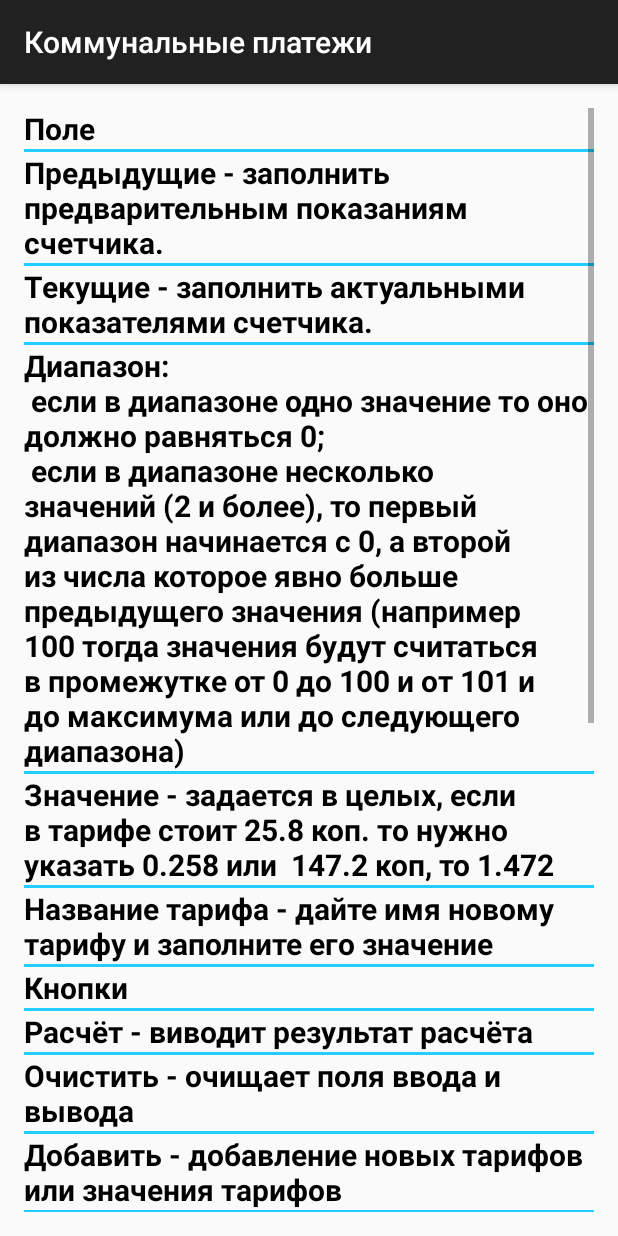
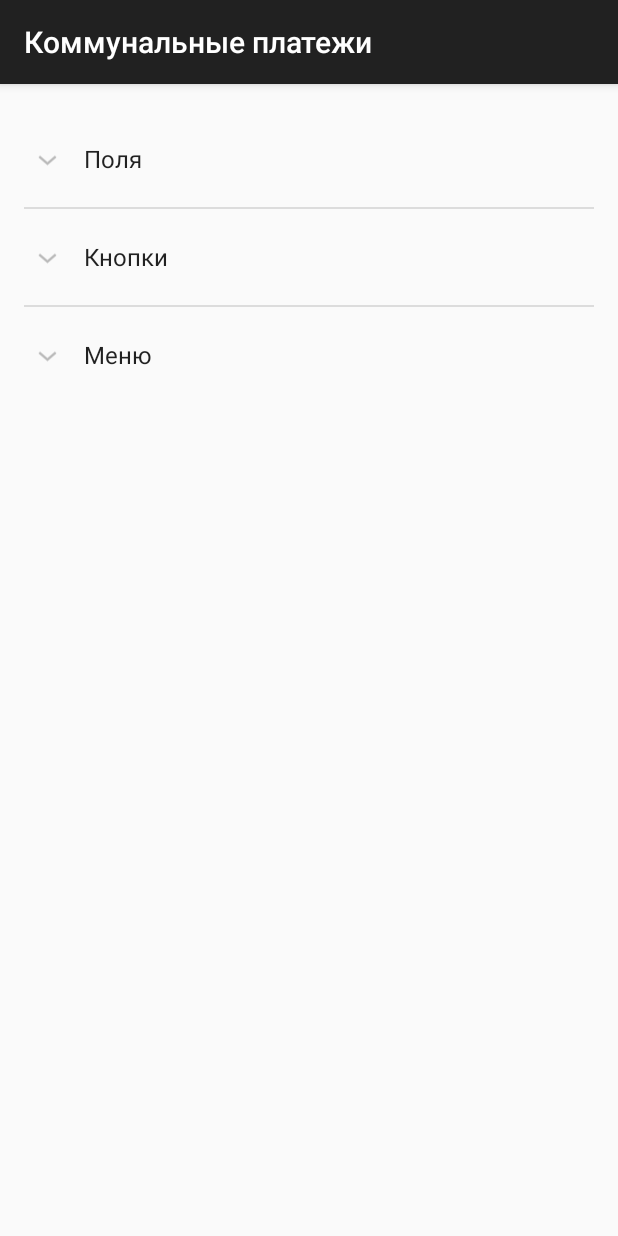
Before and after one commit to wwampirs1/Komunalka, an Android app: the screen it shows after launch (InstructionActivity), in the options menu, after a tap on "Инструкции", on a phone screen of 412 x 824 dp. Run offline under Robolectric (Android 15) with nearby library versions, the phone set to English and light mode, and no system bars.

Commit message:
проект

```diff
--- a/app/src/main/java/ua/android/d2/komunalka/Activity/DBRecortActivity.java
+++ b/app/src/main/java/ua/android/d2/komunalka/Activity/DBRecortActivity.java
@@ -23,15 +23,15 @@ import ua.android.d2.komunalka.Tariff;
 
 
 public class DBRecortActivity extends ActionBarActivity implements AdapterView.OnItemSelectedListener, AdapterView.OnItemClickListener, View.OnClickListener {
-    Spinner spTarufValue;
-    ListView lvTarufValue;
-    ListView lvTaruf;
-    DBHelper dbHelper;
-    Tariff tarif;
-    String stringToIntent;
-    ArrayAdapter arrayAdapter;
-    Button btnAdd, btnUpdate, btnDelete;
-    boolean activityFlag;
+  private   Spinner spTarufValue;
+    private   ListView lvTarufValue;
+    private ListView lvTaruf;
+    private DBHelper dbHelper;
+    private Tariff tarif;
+    private String stringToIntent;
+    private ArrayAdapter arrayAdapter;
+    private Button btnAdd, btnUpdate, btnDelete;
+    private boolean activityFlag;
 
     @Override
     protected void onCreate(Bundle savedInstanceState) {
@@ -40,6 +40,7 @@ public class DBRecortActivity extends ActionBarActivity implements AdapterView.O
         initializationComponents();
         Log.d("myLogs", "BdActivity begin onCreate");
     }
+
     //инициализация компонентов
     private void initializationComponents() {
         dbHelper = new DBHelper(this);
@@ -111,19 +112,22 @@ public class DBRecortActivity extends ActionBarActivity implements AdapterView.O
             Log.d("myLogs", e.toString());
         }
     }
+
     //инициазация lvTaruf
     void listViewTaruff() {
         Dao dao = new Dao(dbHelper.getReadableDatabase());
         arrayAdapter = new ArrayAdapter(this, R.layout.list_item, dao.selectName());
         lvTaruf.setAdapter(arrayAdapter);
     }
+
     //инициазация lvTarufValue
     void listViewTariffValue() {
         Dao dao = new Dao(dbHelper.getReadableDatabase());
-        String sp = spTarufValue.getSelectedItem().toString();
         arrayAdapter = new ArrayAdapter(this, R.layout.list_item, dao.selectTariffAllColumns(spTarufValue.getSelectedItem().toString()));
         lvTarufValue.setAdapter(arrayAdapter);
+        //dao.close();
     }
+
     // обработка возврата результата после закрития активностей
     @Override
     protected void onActivityResult(int requestCode, int resultCode, Intent data) {
@@ -146,28 +150,41 @@ public class DBRecortActivity extends ActionBarActivity implements AdapterView.O
             Toast.makeText(this, "Неверный результат возврата", Toast.LENGTH_SHORT).show();
         }
     }
+
     //обработка нажатия на кнопки
     @Override
     public void onClick(View v) {
-        Intent intent;
+        Intent intent = null;
         Dao dao = new Dao(dbHelper.getWritableDatabase());
         switch (v.getId()) {
             case R.id.btnAdd://добавить
+                addButton(intent);
+                break;
+            case R.id.btnUpdate://именить
+                updateButton(intent);
+                break;
+            case R.id.btnDelete://удалить
+                deleteButton(dao);
+                break;
+        }
+        stringToIntent = null;
+        tarif = null;
+    }
 
+    private void addButton(Intent intent) {
         if (activityFlag) {
             intent = new Intent("ua.android.d2.komunalka.add.taruf");
             startActivityForResult(intent, 2);
 
         } else {
             intent = new Intent("ua.android.d2.komunalka.add.taruf.valua");
-                    String s = spTarufValue.getSelectedItem().toString();
             intent.putExtra("stringAdapter", spTarufValue.getSelectedItem().toString());
             startActivityForResult(intent, 1);
         }
-                break;
-            case R.id.btnUpdate://именить
+    }
+
+    private void updateButton(Intent intent) {
         if (stringToIntent != null || tarif != null) {
-
             if (activityFlag) {
                 intent = new Intent("ua.android.d2.komunalka.update.taruf");
                 intent.putExtra("stringAdapter", stringToIntent);
@@ -179,8 +196,9 @@ public class DBRecortActivity extends ActionBarActivity implements AdapterView.O
             }
         } else
             Toast.makeText(this, "Виберете запись для изменения", Toast.LENGTH_SHORT).show();
-                break;
-            case R.id.btnDelete://удалить
+    }
+
+    private void deleteButton(Dao dao) {
         if (stringToIntent != null || tarif != null) {
             if (activityFlag) {
                 dao.deleteTariffName(dao.getIdNameTariff(stringToIntent));
@@ -191,9 +209,7 @@ public class DBRecortActivity extends ActionBarActivity implements AdapterView.O
             }
         } else
             Toast.makeText(this, "Виберете запись для удаления", Toast.LENGTH_SHORT).show();
-                break;
     }
-        stringToIntent = null;
-        tarif = null;
+
+
 }
-}
--- a/app/src/main/java/ua/android/d2/komunalka/Activity/InstructionActivity.java
+++ b/app/src/main/java/ua/android/d2/komunalka/Activity/InstructionActivity.java
@@ -1,43 +1,85 @@
 package ua.android.d2.komunalka.Activity;
 
+import android.database.Cursor;
 import android.os.Bundle;
 import android.support.v7.app.ActionBarActivity;
 import android.widget.ArrayAdapter;
+import android.widget.ExpandableListView;
 import android.widget.ListView;
+import android.widget.SimpleCursorAdapter;
+import android.widget.SimpleExpandableListAdapter;
+
+import java.util.ArrayList;
+import java.util.Collections;
+import java.util.HashMap;
+import java.util.Map;
 
 import ua.android.d2.komunalka.R;
 
 public class InstructionActivity extends ActionBarActivity {
+    ExpandableListView elvMain;
+    ListView lv;
 
-    ListView lv;
-//инициализация
+    //инициализация
     private void inicialization() {
-        String[] array = new String[]{"Поле",
-                "Предыдущие - заполнить предварительным показаниям счетчика.",
-                "Текущие - заполнить актуальными показателями счетчика.",
-                "Диапазон:\n eсли в диапазоне одно значение то оно должно равняться 0;\n если в диапазоне несколько значений (2 и более), " +
-                        "то первый диапазон начинается с 0, " +
-                "а второй из числа которое явно больше предыдущего значения (например 100 тогда значения будут считаться в промежутке " +
-                        "от 0 до 100 и от 101 и до максимума или до следующего диапазона)",
-                "Значение - задается в целых, если в тарифе стоит 25.8 коп. то нужно указать 0.258 или  147.2 коп, то 1.472",
-                "Название тарифа - дайте имя новому тарифу и заполните его значение",
-                "Кнопки",
-                "Расчёт - виводит результат расчёта",
-                "Очистить - очищает поля ввода и вывода",
-                "Добавить - добавление новых тарифов или значения тарифов",
-                "Изменить - изменение информации (для нача нужно виделить поле для измения, а после нажать на кноку)",
-                "Удалить - удаления записи (для нача нужно виделить поле для удаления, а после нажать на кноку)",
-                "Запись - провести операцию записи или изменения данных",
-                "Меню",
-                "Тарифи - просмотр тарифов, возможно также добавление, изменение или удаление",
-                "Значение тарифов - просмотр значений тарифов. Каждая запись содержит:\nid - идентификатор записи,\nid_tariffs - идентификатор тарифа,\n" +
-                "diapazon - начало диапазона (если одна запись тогда она должна равна 0),\nvalue - стоймость единици измерения\n" +
-                "Возможно также добавление, изменение или удаление",
-                "Инструкции - имеет информацию о возможностях програми, инструкции пользвания програмой",
-                "Выход - выход из приложения"
-};
-        lv = (ListView) findViewById(R.id.lvInstruction);
-        lv.setAdapter(new ArrayAdapter<String>(this, R.layout.list_item_instruction, array));
+        elvMain = (ExpandableListView) findViewById(R.id.lvInstruction);
+        // коллекция для групп
+        ArrayList<Map<String, String>> groupData;
+        // коллекция для элементов одной группы
+       ArrayList<Map<String, String>> childDataItem;
+        // общая коллекция для коллекций элементов
+        ArrayList<ArrayList<Map<String, String>>> childData;
+        // в итоге получится childData = ArrayList<childDataItem>
+        // список аттрибутов группы или элемента
+        Map<String, String> m;
+        groupData = new ArrayList<Map<String, String>>();
+        for (String group : getResources().getStringArray(R.array.groupe_elements)) {
+            // заполняем список аттрибутов для каждой группы
+            m = new HashMap<String, String>();
+            m.put("groupName", group); // имя компании
+            groupData.add(m);
+        }
+        // создаем коллекцию для коллекций элементов
+        childData = new ArrayList<ArrayList<Map<String, String>>>();
+        // создаем коллекцию элементов для первой группы
+        childDataItem = new ArrayList<Map<String, String>>();
+        // заполняем список аттрибутов для каждого элемента
+        for (String field : getResources().getStringArray(R.array.field)) {
+            m = new HashMap<String, String>();
+            m.put("field", field); // название телефона
+            childDataItem.add(m);
+        }
+        // добавляем в коллекцию коллекций
+        childData.add(childDataItem);
+
+        // создаем коллекцию элементов для второй группы
+        childDataItem = new ArrayList<Map<String, String>>();
+        for (String buttons : getResources().getStringArray(R.array.buttons)) {
+            m = new HashMap<String, String>();
+            m.put("field", buttons);
+            childDataItem.add(m);
+        }
+        childData.add(childDataItem);
+
+        // создаем коллекцию элементов для третьей группы
+        childDataItem = new ArrayList<Map<String, String>>();
+        for (String menu : getResources().getStringArray(R.array.menu)) {
+            m = new HashMap<String, String>();
+            m.put("field", menu);
+            childDataItem.add(m);
+        }
+        childData.add(childDataItem);
+
+        elvMain.setAdapter(new SimpleExpandableListAdapter(
+                this,
+                groupData,
+                android.R.layout.simple_expandable_list_item_1,
+                new String[] {"groupName"},
+                new int[] {android.R.id.text1},
+                childData,
+                android.R.layout.simple_list_item_1,
+                new String[] {"field"}, // список аттрибутов элементов для чтения
+                new int[] {android.R.id.text1}));// список ID view-элементов, в которые будет помещены аттрибуты элементов
     }
 
     @Override
--- a/app/src/main/java/ua/android/d2/komunalka/Activity/MainActivity.java
+++ b/app/src/main/java/ua/android/d2/komunalka/Activity/MainActivity.java
@@ -27,15 +27,15 @@ import ua.android.d2.komunalka.Tariff;
 
 
 public class MainActivity extends ActionBarActivity implements View.OnClickListener {
-    DBHelper dbHelper;
-    Button btnAction;
-    Button btnClear;
-    TextView tvPrevision;
-    TextView tvActual;
-    TextView tvRezult;
-    EditText etPrevision;
-    EditText etActual;
-    Spinner spListCommunal;
+    private  DBHelper dbHelper;
+    private Button btnAction;
+    private Button btnClear;
+    private TextView tvPrevision;
+    private TextView tvActual;
+    private TextView tvRezult;
+    private EditText etPrevision;
+    private EditText etActual;
+    private Spinner spListCommunal;
 
     @Override
     protected void onCreate(Bundle savedInstanceState) {
--- a/app/src/main/java/ua/android/d2/komunalka/Activity/WorkBD.java
+++ b/app/src/main/java/ua/android/d2/komunalka/Activity/WorkBD.java
@@ -23,15 +23,15 @@ import ua.android.d2.komunalka.Tariff;
 
 public class WorkBD extends ActionBarActivity implements View.OnClickListener {
 
-    EditText etDiapason;
-    EditText etValue;
-    EditText etNameTariff;
-    Button btnAddUpdate;
-    Tariff tarif;
-    DBHelper dbHelper;
-    boolean update;
-    boolean tariff;
-    String intentValue;
+    private EditText etDiapason;
+    private EditText etValue;
+    private EditText etNameTariff;
+    private Button btnAddUpdate;
+    private Tariff tarif;
+    private DBHelper dbHelper;
+    private boolean update;
+    private boolean tariff;
+    private String intentValue;
 
 
     @Override
@@ -39,6 +39,7 @@ public class WorkBD extends ActionBarActivity implements View.OnClickListener {
         super.onCreate(savedInstanceState);
         initializationComponents();
     }
+
     //инициализация компонентов
     private void initializationComponents() {
         Intent intent = getIntent();
@@ -93,13 +94,14 @@ public class WorkBD extends ActionBarActivity implements View.OnClickListener {
     private boolean check() {
         double diapazon = Double.parseDouble(etDiapason.getText().toString());
         double value = Double.parseDouble(etValue.getText().toString());
-        if (diapazon >= 0 && value >0) return true;
+        if (diapazon >= 0 && value > 0) return true;
         else {
             Toast.makeText(this, "Введите корректные данные", Toast.LENGTH_SHORT).show();
             return false;
         }
     }
-//обработка нажатия на кнопку
+
+    //обработка нажатия на кнопку
     @Override
     public void onClick(View view) {
         Dao dao = new Dao(dbHelper.getWritableDatabase());
@@ -133,13 +135,16 @@ public class WorkBD extends ActionBarActivity implements View.OnClickListener {
                 } else {
                     try {
                         if (check()) {
-                            dao.insertTariff(Integer.parseInt(dao.getIdNameTariff(intentValue)), etDiapason.getText().toString(), etValue.getText().toString());
+                            dao.insertTariff(Integer.parseInt(dao.getIdNameTariff(intentValue)),
+                                    etDiapason.getText().toString(),
+                                    etValue.getText().toString());
                             setResult(RESULT_OK, intent);
                             finish();
                         }
                     } catch (NumberFormatException e) {
                         Toast.makeText(this, "Введите корректные данные", Toast.LENGTH_SHORT).show();
                         e.printStackTrace();
+                        Log.d("myLogs", e.toString());
                     }
                 }
             }
--- a/app/src/main/res/layout/activity_instruction.xml
+++ b/app/src/main/res/layout/activity_instruction.xml
@@ -1,17 +1,30 @@
 <RelativeLayout xmlns:android="http://schemas.android.com/apk/res/android"
-    xmlns:tools="http://schemas.android.com/tools" android:layout_width="match_parent"
-    android:layout_height="match_parent" android:paddingLeft="@dimen/activity_horizontal_margin"
+    xmlns:tools="http://schemas.android.com/tools"
+    android:layout_width="match_parent"
+    android:layout_height="match_parent"
+    android:paddingBottom="@dimen/activity_vertical_margin"
+    android:paddingLeft="@dimen/activity_horizontal_margin"
     android:paddingRight="@dimen/activity_horizontal_margin"
     android:paddingTop="@dimen/activity_vertical_margin"
-    android:paddingBottom="@dimen/activity_vertical_margin"
     tools:context="ua.android.d2.komunalka.Activity.InstructionActivity">
 
-    <ListView
-        android:layout_width="fill_parent"
-        android:layout_height="fill_parent"
+    <!--    <ListView
+            android:layout_width="fill_parent"
+            android:layout_height="fill_parent"
+            android:id="@+id/lvInstruction"
+            android:layout_centerHorizontal="true"
+            android:layout_alignParentTop="true"
+            android:divider="@color/light_blue"
+            android:dividerHeight="2dp"/>-->
+    <ExpandableListView
         android:id="@+id/lvInstruction"
-        android:layout_centerHorizontal="true"
-        android:layout_alignParentTop="true"
+        android:layout_width="match_parent"
+        android:layout_height="wrap_content"
+        android:listSelector="@color/light_yellow"
+        android:layout_marginTop="2dp">
         android:divider="@color/light_blue"
-        android:dividerHeight="2dp"/>
+        android:dividerHeight="2dp"/
+    </ExpandableListView>
+
+
 </RelativeLayout>
--- a/app/src/main/res/values/strings.xml
+++ b/app/src/main/res/values/strings.xml
@@ -16,4 +16,42 @@
     <string name="title_activity_work_bd">Заполнения</string>
     <string name="instruction">Инструкции</string>
     <string name="title_activity_instruction">Инструкция</string>
+
+
+    <string-array name="groupe_elements">
+        <item>Поля</item>
+        <item>Кнопки</item>
+        <item>Меню</item>
+    </string-array>
+
+    <string-array name="field">
+        <item>Предыдущие - заполнить предварительным показаниям счетчика.</item>
+        <item>Текущие - заполнить актуальными показателями счетчика.</item>
+        <item>Диапазон:
+ eсли в диапазоне одно значение то оно должно равняться 0;/n
+ если в диапазоне несколько значений (2 и более), то первый диапазон начинается с 0,
+ а второй из числа которое явно больше предыдущего значения (например 100 тогда значения будут считаться в промежутке
+ от 0 до 100 и от 101 и до максимума или до следующего диапазона)</item>
+        <item>Значение - задается в целых, если в тарифе стоит 25.8 коп. то нужно указать 0.258 или  147.2 коп, то 1.472</item>
+        <item>Название тарифа - дайте имя новому тарифу и заполните его значение</item>
+    </string-array>
+    <string-array name="buttons">
+        <item>Расчёт - виводит результат расчёта</item>
+        <item>Очистить - очищает поля ввода и вывода</item>
+        <item>Добавить - добавление новых тарифов или значения тарифов</item>
+        <item>Изменить - изменение информации (для нача нужно виделить поле для измения, а после нажать на кноку)</item>
+        <item>Удалить - удаления записи (для нача нужно виделить поле для удаления, а после нажать на кноку)</item>
+        <item>Запись - провести операцию записи или изменения данных</item>
+    </string-array>
+
+    <string-array name="menu">
+        <item>Тарифи - просмотр тарифов, возможно также добавление, изменение или удаление</item>
+        <item>Значение тарифов - просмотр значений тарифов. Каждая запись содержит:
+id - идентификатор записи,
+id_tariffs - идентификатор тарифа,
+diapazon - начало диапазона (если одна запись тогда она должна равна 0),\nvalue - стоймость единици измерения
+Возможно также добавление, изменение или удаление</item>
+        <item>Инструкции - имеет информацию о возможностях програми, инструкции пользвания програмой</item>
+        <item>Выход - выход из приложения</item>
+    </string-array>
 </resources>
--- a/app/src/main/res/values/styles.xml
+++ b/app/src/main/res/values/styles.xml
@@ -18,12 +18,12 @@
 
     <style name="list_view_text">
 
-        <item name="android:textColor">#ffb22542</item>
+        <item name="android:textColor">@color/dark_blue</item>
         <item name="android:gravity">center</item>
         <item name="android:layout_margin">3dp</item>
         <item name="android:textSize">27dp</item>
         <item name="android:textStyle">bold</item>
-        <item name="android:shadowColor">#ff36090e</item>
+        <item name="android:shadowColor">#ffaf1e2c</item>
         <item name="android:shadowDx">1</item>
         <item name="android:shadowDy">1</item>
         <item name="android:shadowRadius">3</item>
```
Also changed, not shown: 3 other files. Lines whose indentation alone changed are shown as unchanged.
